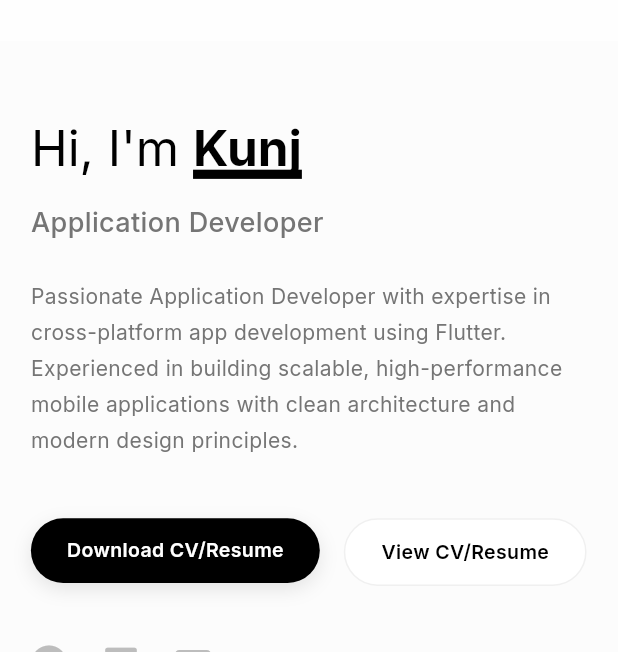
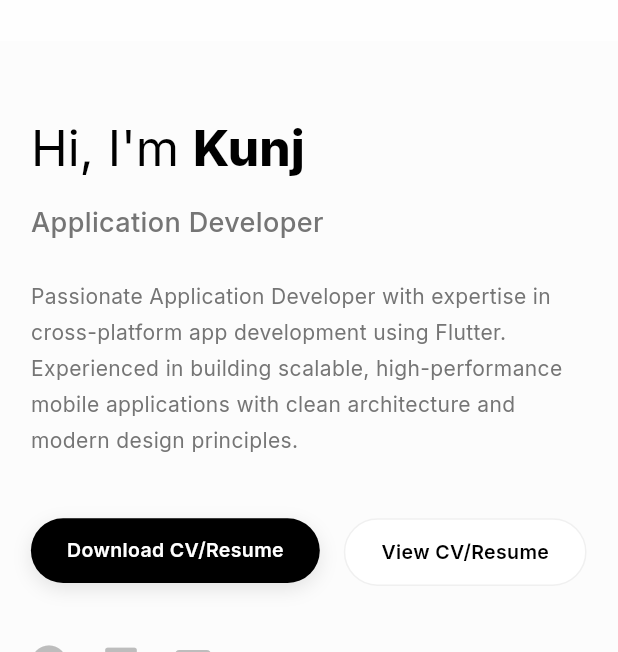
Before and after one commit to Kunjshingala/Portfolio, a Flutter app: the screen it shows after launch, on a phone screen of 412 x 824 dp, the part 67-719 px from its top. Run offline on Flutter 3.47's test engine with Material 3 defaults, Android fonts, the phone set to English and light mode, and no system bars; drawn by our look-alikes of flutter_animate; our stand-ins replace equatable, flutter_bloc, font_awesome_flutter, go_router, google_fonts; network calls fail.

Commit message:
style: update AppColors references in hero_section and format app_router

```diff
--- a/lib/core/navigation/app_router.dart
+++ b/lib/core/navigation/app_router.dart
@@ -6,6 +6,9 @@
 class AppRouter {
   static final router = GoRouter(
     initialLocation: '/',
+    routes: [
+      ShellRoute(
+        builder: (context, state, child) => SelectionArea(child: child),
         routes: [
           GoRoute(
             path: '/',
@@ -42,5 +45,7 @@
             ),
           ),
         ],
+      ),
+    ],
   );
 }
--- a/lib/presentation/widgets/hero_section.dart
+++ b/lib/presentation/widgets/hero_section.dart
@@ -57,10 +57,8 @@ class HeroSection extends StatelessWidget {
                   TextSpan(
                     text: AppInfo.firstName,
                     style: GoogleFonts.inter(
-                      fontWeight: FontWeight.bold,
-                      decoration: TextDecoration.underline,
-                      decorationColor: AppColors.textPrimary,
-                      decorationThickness: 2,
+                      fontWeight: FontWeight.w800, // Extra bold to stand out
+                      color: AppColors.textPrimary,
                     ),
                   ),
                 ],
```
Lines whose indentation alone changed are shown as unchanged.
